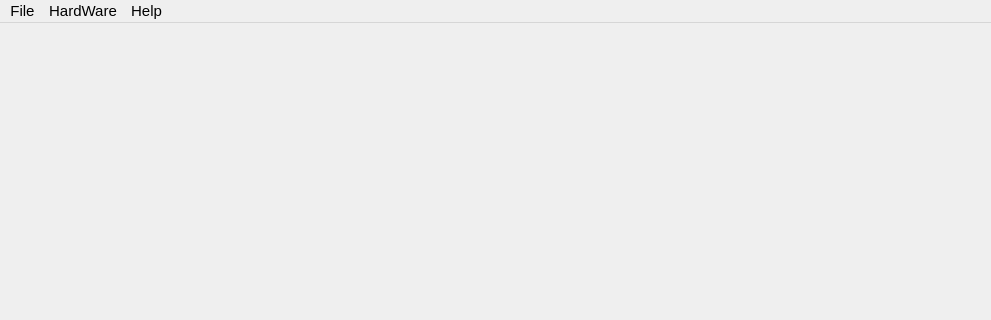
Qt form src/mainWindow/mainwindow.ui (uyplayer/PDFReader) before a commit; both pictures show x 0 to 991 and y 0 to 320 of the 991 by 599 pixel window.
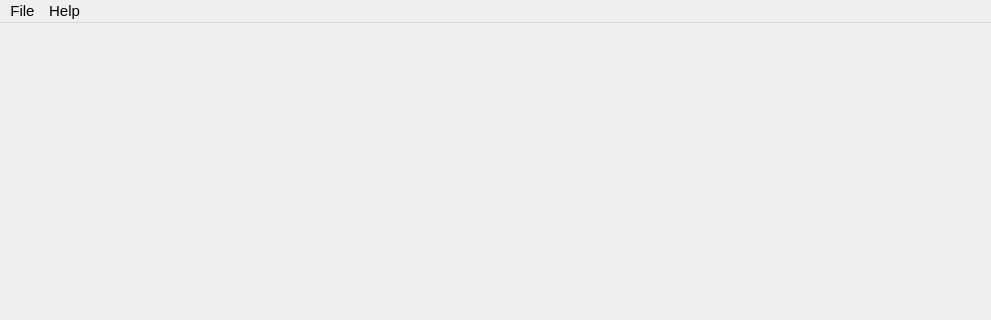
The same form after that commit. Icons and pictures are not drawn.

Patch:
```diff
--- a/src/mainWindow/mainwindow.ui
+++ b/src/mainWindow/mainwindow.ui
@@ -58,20 +58,9 @@
      <string>Help</string>
     </property>
     <addaction name="About"/>
-   </widget>
-   <widget class="QMenu" name="menuHardWare">
-    <property name="font">
-     <font>
-      <pointsize>9</pointsize>
-     </font>
-    </property>
-    <property name="title">
-     <string>HardWare</string>
-    </property>
     <addaction name="Generate"/>
    </widget>
    <addaction name="menuFile"/>
-   <addaction name="menuHardWare"/>
    <addaction name="menuHelp"/>
   </widget>
   <widget class="QStatusBar" name="statusbar"/>
```
